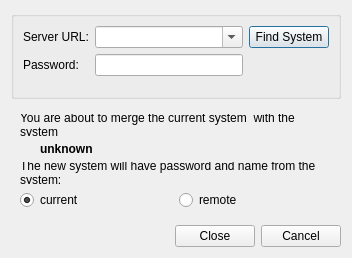
First picture: the form in client/src/ui/dialogs/merge_systems_dialog.ui, repository networkoptix/nx_open, before the edit.
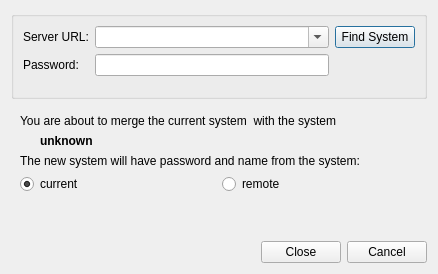
Second picture: the form after the edit. Custom widgets are drawn as their Qt base class.

Patch:
```diff
--- a/client/src/ui/dialogs/merge_systems_dialog.ui
+++ b/client/src/ui/dialogs/merge_systems_dialog.ui
@@ -6,8 +6,8 @@
    <rect>
     <x>0</x>
     <y>0</y>
-    <width>352</width>
-    <height>258</height>
+    <width>438</width>
+    <height>274</height>
    </rect>
   </property>
   <property name="windowTitle">
```
